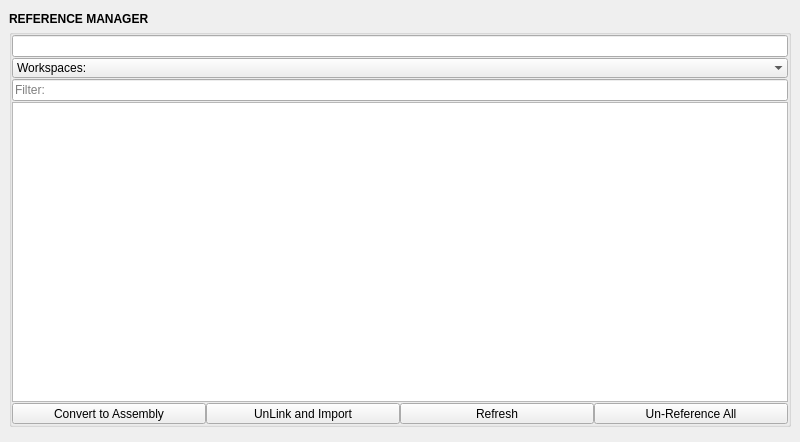
Qt form mayatk/env_utils/reference_manager.ui (m3trik/mayatk) before a commit.
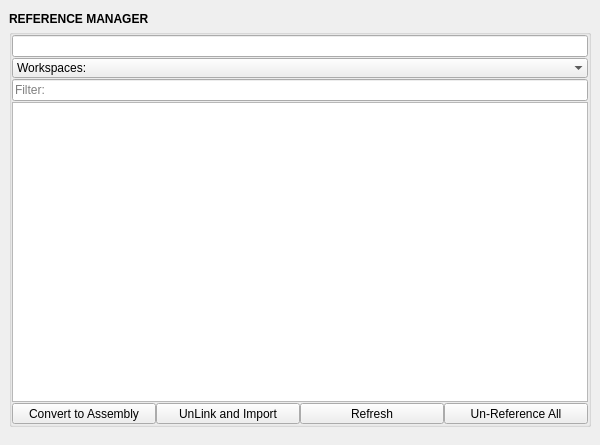
The same form after that commit. Custom widgets are drawn as their Qt base class.

```diff
--- a/mayatk/env_utils/reference_manager.ui
+++ b/mayatk/env_utils/reference_manager.ui
@@ -9,8 +9,8 @@
    <rect>
     <x>0</x>
     <y>0</y>
-    <width>800</width>
-    <height>442</height>
+    <width>600</width>
+    <height>445</height>
    </rect>
   </property>
   <property name="tabShape">
@@ -25,8 +25,8 @@
   <widget class="QWidget" name="central_widget">
    <property name="minimumSize">
     <size>
-     <width>800</width>
-     <height>400</height>
+     <width>600</width>
+     <height>445</height>
     </size>
    </property>
    <layout class="QVBoxLayout" name="verticalLayout_2">
```
